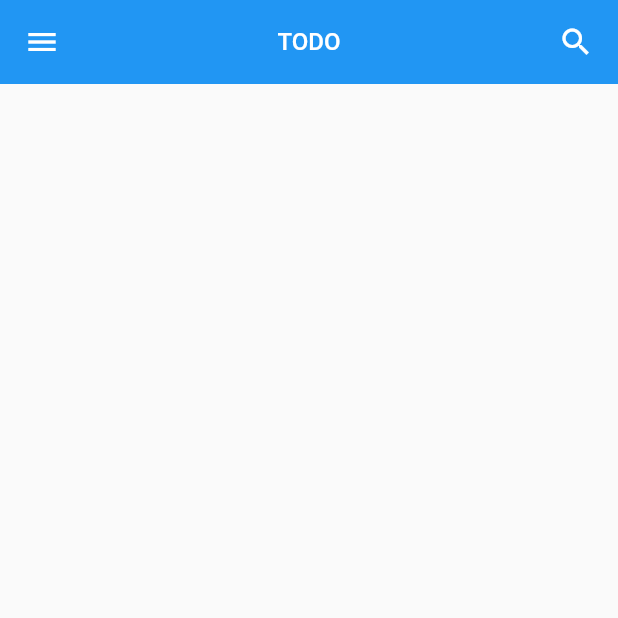
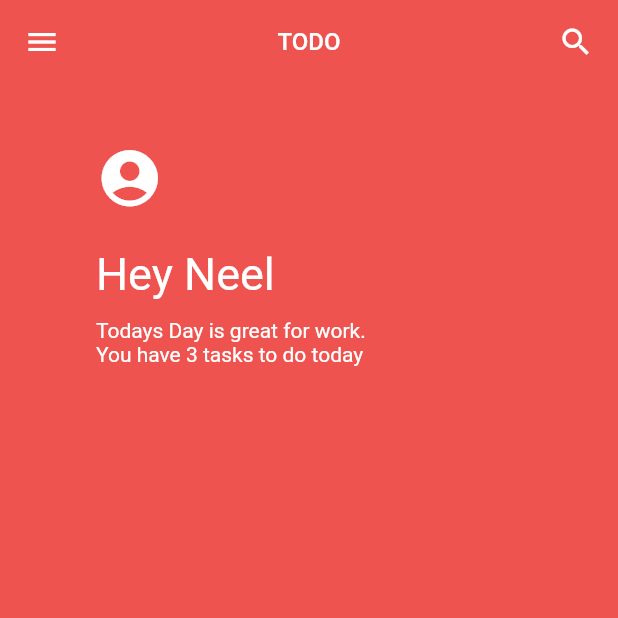
Before and after one commit to NeelPatel097/todo_app, a Flutter app: the screen it shows after launch, on a phone screen of 412 x 824 dp, the top half of it. Run offline on Flutter 3.47's test engine with Material 2 defaults, Android fonts, the phone set to English and light mode, and no system bars.

Commit message:
Second Commit

```diff
--- a/lib/main.dart
+++ b/lib/main.dart
@@ -35,11 +35,11 @@ class _MyHomePageState extends State<MyHomePage> {
   Widget build(BuildContext context) {
 
     return Scaffold(
+      backgroundColor: Colors.red[400],
       drawer: Drawer(),
       appBar: AppBar(
-
         title: Text("TODO", style: TextStyle(fontSize: 16.0),),
-        //backgroundColor: appColors[cardIndex],
+        backgroundColor: Colors.red[400],
         centerTitle: true,
         actions: <Widget>[
           Padding(
@@ -49,9 +49,33 @@ class _MyHomePageState extends State<MyHomePage> {
         ],
         elevation: 0.0,
       ),
-      body: Center(
+      body: Column(
+        crossAxisAlignment: CrossAxisAlignment.start,
+        children: <Widget>[
+          Row(),
+          Padding(
+            padding: const EdgeInsets.symmetric(horizontal: 64.0, vertical: 32.0),
+            child: Container(
+              child: Column(
+                crossAxisAlignment: CrossAxisAlignment.start,
+                children: <Widget>[
+                  Padding(
+                    padding: const EdgeInsets.symmetric(vertical: 8.0),
+                    child: Icon(Icons.account_circle, size: 45.0, color: Colors.white,),
+                  ),
+                  Padding(
+                    padding: const EdgeInsets.fromLTRB(0.0, 16.0, 0.0, 12.0),
+                    child: Text("Hey Neel", style: TextStyle(fontSize: 30.0, color: Colors.white),),
+                  ),
+                  Text("Todays Day is great for work.", style: TextStyle(color: Colors.white),),
+                  Text("You have 3 tasks to do today", style: TextStyle(color: Colors.white),)
+                ],
+              ),
+            ),
+          )
+        ],
+    ),
 
-      )
     );
   }
 }
```
